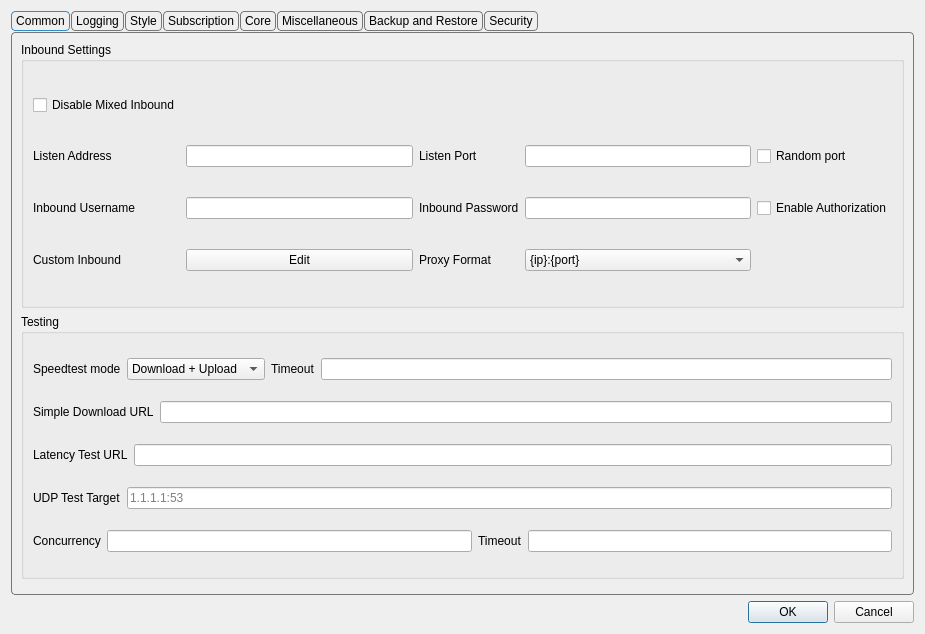
Above: include/ui/setting/dialog_basic_settings.ui from oak83/throned before the change. Below: the same form after it.
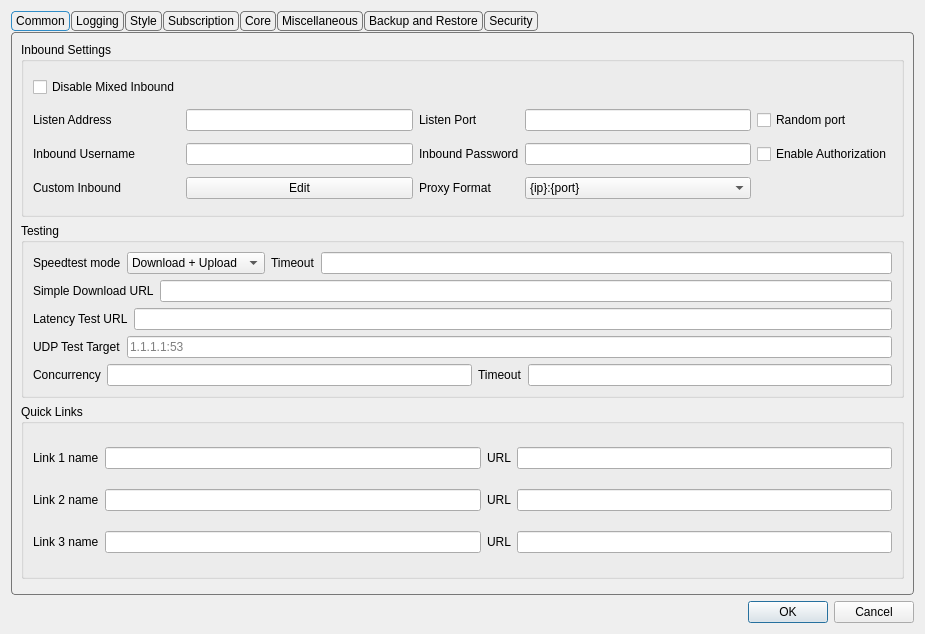
That is the form after the change. Custom widgets are drawn as their Qt base class.

Commit message: feat: add quick-link toolbar buttons (3 custom name+URL) to Throned 1.3.7

```diff
--- a/include/ui/setting/dialog_basic_settings.ui
+++ b/include/ui/setting/dialog_basic_settings.ui
@@ -344,6 +344,87 @@
          </layout>
         </widget>
        </item>
+       <item>
+        <widget class="QGroupBox" name="groupBox_quicklinks">
+         <property name="title">
+          <string>Quick Links</string>
+         </property>
+         <layout class="QVBoxLayout" name="verticalLayout_quicklinks">
+          <item>
+           <layout class="QHBoxLayout" name="hl_ql1">
+            <item>
+             <widget class="QLabel" name="label_ql_name1">
+              <property name="text">
+               <string>Link 1 name</string>
+              </property>
+             </widget>
+            </item>
+            <item>
+             <widget class="QLineEdit" name="quick_link_name_1"/>
+            </item>
+            <item>
+             <widget class="QLabel" name="label_ql_url1">
+              <property name="text">
+               <string>URL</string>
+              </property>
+             </widget>
+            </item>
+            <item>
+             <widget class="QLineEdit" name="quick_link_1"/>
+            </item>
+           </layout>
+          </item>
+          <item>
+           <layout class="QHBoxLayout" name="hl_ql2">
+            <item>
+             <widget class="QLabel" name="label_ql_name2">
+              <property name="text">
+               <string>Link 2 name</string>
+              </property>
+             </widget>
+            </item>
+            <item>
+             <widget class="QLineEdit" name="quick_link_name_2"/>
+            </item>
+            <item>
+             <widget class="QLabel" name="label_ql_url2">
+              <property name="text">
+               <string>URL</string>
+              </property>
+             </widget>
+            </item>
+            <item>
+             <widget class="QLineEdit" name="quick_link_2"/>
+            </item>
+           </layout>
+          </item>
+          <item>
+           <layout class="QHBoxLayout" name="hl_ql3">
+            <item>
+             <widget class="QLabel" name="label_ql_name3">
+              <property name="text">
+               <string>Link 3 name</string>
+              </property>
+             </widget>
+            </item>
+            <item>
+             <widget class="QLineEdit" name="quick_link_name_3"/>
+            </item>
+            <item>
+             <widget class="QLabel" name="label_ql_url3">
+              <property name="text">
+               <string>URL</string>
+              </property>
+             </widget>
+            </item>
+            <item>
+             <widget class="QLineEdit" name="quick_link_3"/>
+            </item>
+           </layout>
+          </item>
+         </layout>
+        </widget>
+       </item>
        <item>
         <widget class="QWidget" name="horizontalWidget_1" native="true">
          <property name="sizePolicy">
```
The commit also changes 6 other files.
